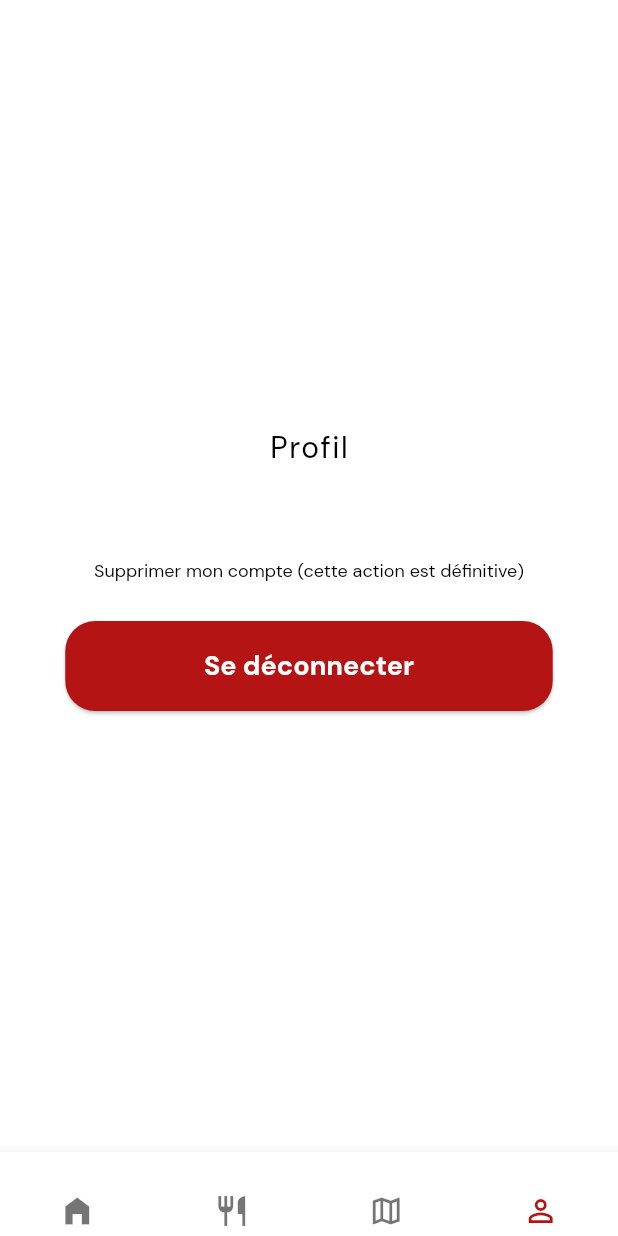
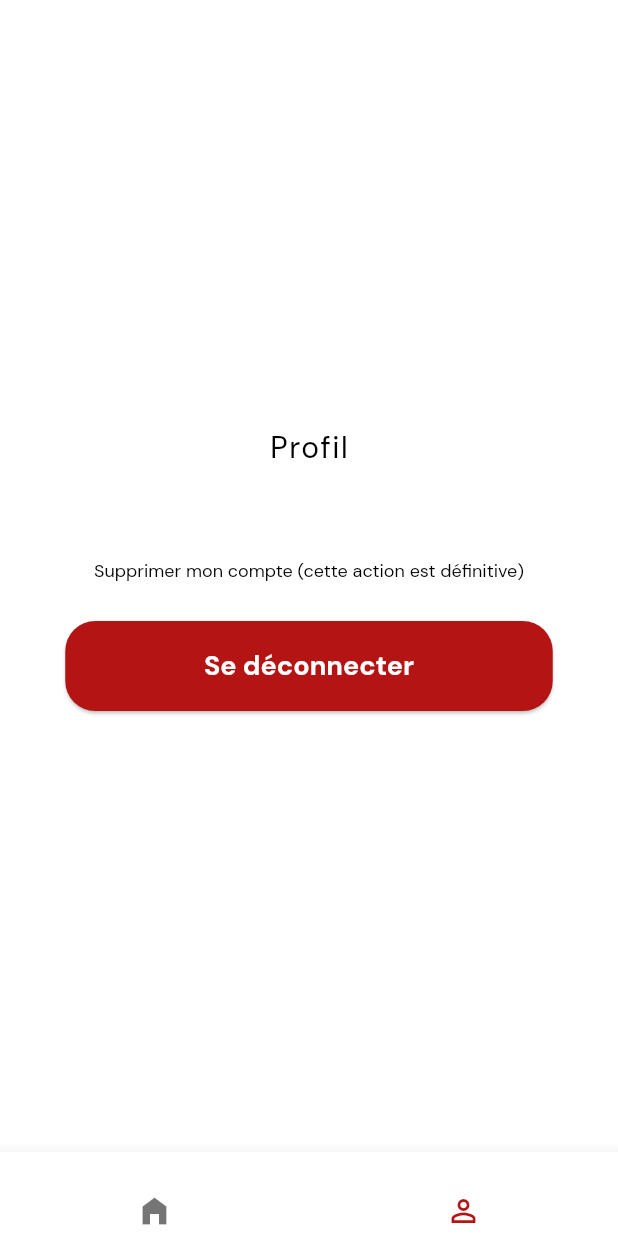
Before and after one commit to tegbessou/mobile-dedc, a Flutter app: the ProfileView screen opened directly, on a phone screen of 412 x 824 dp. Run offline on Flutter 3.47's test engine with Material 3 defaults, Android fonts, the phone set to English and light mode, and no system bars; our stand-ins replace email_validator, firebase_auth, firebase_core, flutter_cache_manager, flutter_dotenv, flutter_secure_storage and 5 more; accounts and stored records are empty; network calls fail.

Commit message:
Fix bugs

```diff
--- a/lib/controller/create_tasting_controller.dart
+++ b/lib/controller/create_tasting_controller.dart
@@ -34,7 +34,7 @@ class CreateTastingControllerState extends State<CreateTastingController> {
     );
   }
 
-  void createTasting() async {
+  void createTasting(Restaurant restaurant) async {
     if (createdTasting != null) {
       MaterialPageRoute materialPageRoute =
           MaterialPageRoute(builder: (BuildContext context) {
@@ -52,7 +52,7 @@ class CreateTastingControllerState extends State<CreateTastingController> {
       });
 
       await TastingRepository()
-          .post(tastingNameController.text, restaurantSelected!)
+          .post(tastingNameController.text, restaurant)
           .then((Tasting value) {
         setState(() {
           createdTasting = value;
--- a/lib/model/participant.dart
+++ b/lib/model/participant.dart
@@ -19,8 +19,6 @@ class Participant {
       participant.name = json["name"];
     }
 
-    print(participant);
-
     return participant;
   }
 }
--- a/lib/model/restaurant.dart
+++ b/lib/model/restaurant.dart
@@ -28,8 +28,6 @@ class Restaurant {
       restaurant.starNumber = json["starNumber"];
     }
 
-    print(restaurant);
-
     return restaurant;
   }
 }
--- a/lib/model/tasting.dart
+++ b/lib/model/tasting.dart
@@ -37,8 +37,6 @@ class Tasting {
   });
 
   factory Tasting.fromJson(Map<String, dynamic> json) {
-    print(json.containsKey('serviceRatings'));
-
     return Tasting(
       iri: json['@id'],
       id: json['id'],
--- a/lib/repository/tasting_repository.dart
+++ b/lib/repository/tasting_repository.dart
@@ -46,8 +46,6 @@ class TastingRepository {
     final parsed =
         jsonDecode(response.body)["hydra:member"].cast<Map<String, dynamic>>();
 
-    print(parsed.map<Tasting>((json) => Tasting.fromJson(json)).toList());
-
     return parsed.map<Tasting>((json) => Tasting.fromJson(json)).toList();
   }
 
--- a/lib/view/_navigation_bar_bottom.dart
+++ b/lib/view/_navigation_bar_bottom.dart
@@ -40,14 +40,6 @@ class NavigationBarBottomState extends State<NavigationBarBottom> {
           label: ""
           ),
         BottomNavigationBarItem(
-          icon: getIconContainer(Icons.restaurant_outlined),
-          label: "",
-        ),
-        BottomNavigationBarItem(
-          icon: getIconContainer(Icons.map_outlined),
-          label: "",
-        ),
-        BottomNavigationBarItem(
           icon: getIconContainer(Icons.person_outline),
           label: "",
         ),
@@ -57,7 +49,7 @@ class NavigationBarBottomState extends State<NavigationBarBottom> {
   }
 
   onTapBottomNavigationBar(int index) {
-    if (index == 3) {
+    if (index == 1) {
       MaterialPageRoute materialPageRoute = MaterialPageRoute(builder: (BuildContext context) {
         return const ProfileController();
       });
@@ -80,7 +72,7 @@ class NavigationBarBottomState extends State<NavigationBarBottom> {
     }
 
     if (origin == 'profile') {
-      return 3;
+      return 1;
     }
 
     return 0;
--- a/lib/view/create_tasting/create_tasting_view.dart
+++ b/lib/view/create_tasting/create_tasting_view.dart
@@ -12,7 +12,7 @@ class CreateTastingView extends StatefulWidget {
   final TextEditingController tastingNameController;
   final Restaurant? restaurantSelected;
   final bool isLoading;
-  final void Function() createTasting;
+  final void Function(Restaurant restaurant) createTasting;
   final GlobalKey formKey;
 
   const CreateTastingView({
@@ -35,7 +35,7 @@ class CreateTastingViewState extends State<CreateTastingView> {
   late TextEditingController tastingNameController;
   late Restaurant? restaurantSelected;
   late bool isLoading;
-  late void Function() createTasting;
+  late void Function(Restaurant restaurant) createTasting;
   late GlobalKey formKey;
 
   @override
@@ -113,7 +113,7 @@ class CreateTastingViewState extends State<CreateTastingView> {
       backgroundColor: MyColors().whiteColor,
       floatingActionButton: FloatingActionButtonCustom(
         text: "Continuer",
-        onPressed: createTasting,
+        onPressed: () => createTasting(restaurantSelected!),
         isLoading: isLoading,
       ),
       floatingActionButtonLocation: FloatingActionButtonLocation.centerFloat,
--- a/pubspec.yaml
+++ b/pubspec.yaml
@@ -3,7 +3,7 @@ description: Appli de dégustation de restaurant.
 
 publish_to: 'none'
 
-version: 1.1.3+0
+version: 1.1.3+1
 
 environment:
   sdk: '>=2.18.6 <3.0.0'
```
Also changed, not shown: lib/controller/homepage_controller.dart (+12 -2 lines), lib/controller/tasting_controller.dart (+12 -3 lines), lib/repository/http_repository.dart (+8 -0 lines), lib/repository/token_repository.dart (+8 -1 lines).
